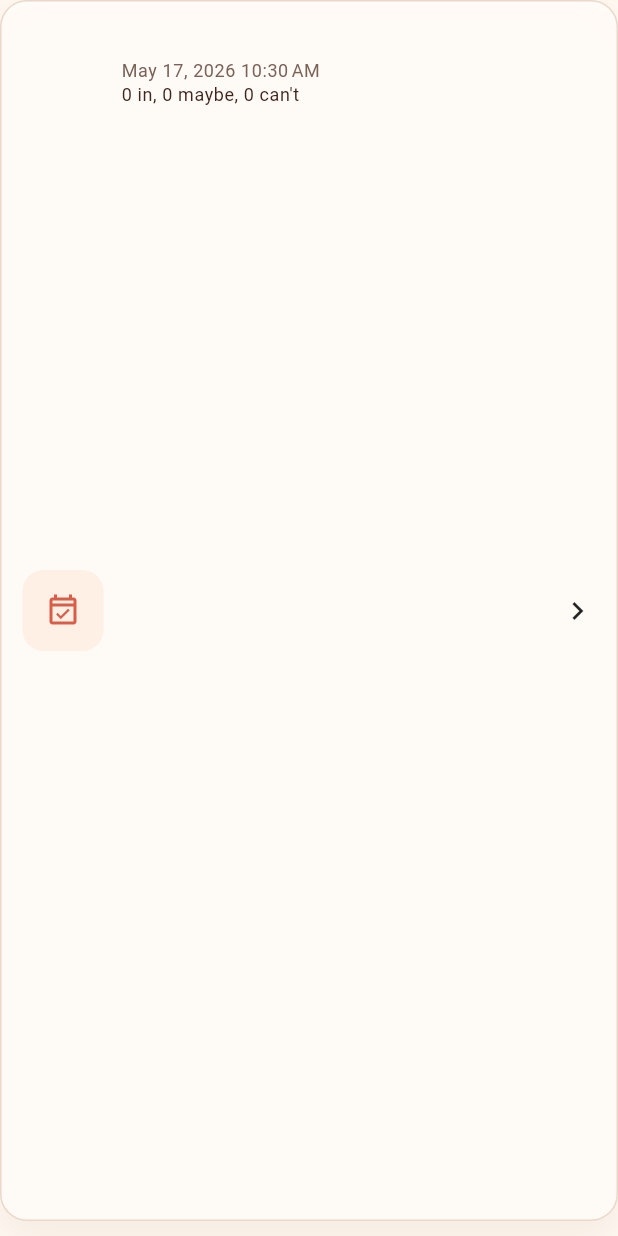
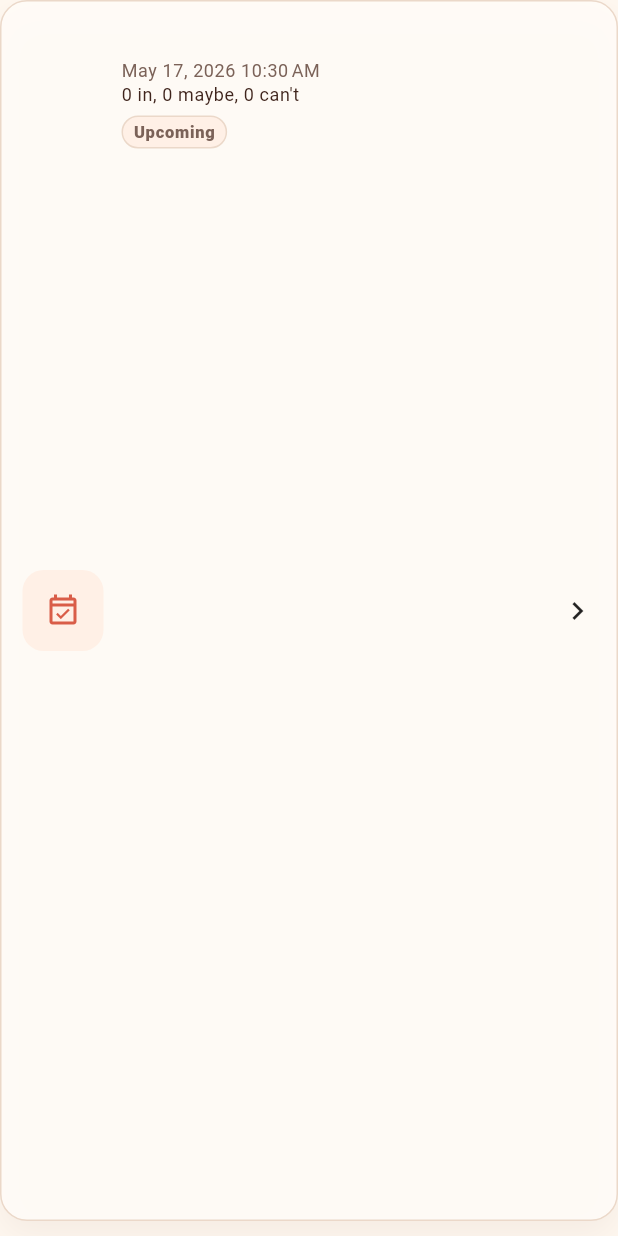
Before and after one commit to sudip0-0/circleplus, a Flutter app: the PlanCard widget shown alone on an empty page, opened directly with empty values, on a phone screen of 412 x 824 dp. Run offline on Flutter 3.47's test engine with Material 3 defaults, Android fonts, the phone set to English and light mode, and no system bars; our stand-ins replace cloud_firestore, firebase_auth, firebase_core, firebase_messaging, flutter_riverpod, go_router and 1 more; accounts and stored records are empty.

Commit message:
feat: Add Plans screen for viewing all upcoming, past, and cancelled Plans

```diff
--- a/lib/features/plans/presentation/plan_card.dart
+++ b/lib/features/plans/presentation/plan_card.dart
@@ -12,6 +12,20 @@ class PlanCard extends StatelessWidget {
 
   @override
   Widget build(BuildContext context) {
+    final now = DateTime.now();
+    final isCancelled = plan.status == PlanStatus.cancelled;
+    final isPast = plan.startsAt.isBefore(now);
+    final statusLabel = isCancelled
+        ? 'Cancelled'
+        : isPast
+        ? 'Earlier'
+        : 'Upcoming';
+    final icon = isCancelled
+        ? Icons.event_busy_outlined
+        : isPast
+        ? Icons.history
+        : Icons.event_available_outlined;
+
     return Padding(
       padding: const EdgeInsets.only(bottom: 10),
       child: WarmCard(
@@ -26,10 +40,7 @@ class PlanCard extends StatelessWidget {
                 color: CirclePulseColors.cardAlt,
                 borderRadius: BorderRadius.circular(14),
               ),
-              child: const Icon(
-                Icons.event_available_outlined,
-                color: CirclePulseColors.clay,
-              ),
+              child: Icon(icon, color: CirclePulseColors.clay),
             ),
             const SizedBox(width: 12),
             Expanded(
@@ -57,6 +68,11 @@ class PlanCard extends StatelessWidget {
                     '${plan.inCount} in, ${plan.maybeCount} maybe, ${plan.cantCount} can\'t',
                     style: Theme.of(context).textTheme.bodySmall,
                   ),
+                  const SizedBox(height: 6),
+                  Align(
+                    alignment: Alignment.centerLeft,
+                    child: _StatusPill(label: statusLabel),
+                  ),
                 ],
               ),
             ),
@@ -67,3 +83,30 @@ class PlanCard extends StatelessWidget {
     );
   }
 }
+
+class _StatusPill extends StatelessWidget {
+  const _StatusPill({required this.label});
+
+  final String label;
+
+  @override
+  Widget build(BuildContext context) {
+    return DecoratedBox(
+      decoration: BoxDecoration(
+        color: CirclePulseColors.cardAlt,
+        borderRadius: BorderRadius.circular(999),
+        border: Border.all(color: CirclePulseColors.outline),
+      ),
+      child: Padding(
+        padding: const EdgeInsets.symmetric(horizontal: 8, vertical: 3),
+        child: Text(
+          label,
+          style: Theme.of(context).textTheme.labelSmall?.copyWith(
+            color: CirclePulseColors.muted,
+            fontWeight: FontWeight.w800,
+          ),
+        ),
+      ),
+    );
+  }
+}
--- a/lib/routing/app_router.dart
+++ b/lib/routing/app_router.dart
@@ -16,6 +16,7 @@ import '../features/circles/presentation/join_circle_screen.dart';
 import '../features/messages/presentation/circle_chat_screen.dart';
 import '../features/plans/presentation/create_plan_screen.dart';
 import '../features/plans/presentation/plan_detail_screen.dart';
+import '../features/plans/presentation/plans_screen.dart';
 import '../features/profile/presentation/edit_profile_screen.dart';
 import '../features/profile/presentation/profile_controller.dart';
 import '../features/pulses/presentation/create_pulse_screen.dart';
@@ -129,6 +130,11 @@ final appRouterProvider = Provider<GoRouter>((ref) {
             PulseWallScreen(circleId: state.pathParameters['circleId']!),
       ),
       GoRoute(
+        path: '/circles/:circleId/plans',
+        builder: (context, state) =>
+            PlansScreen(circleId: state.pathParameters['circleId']!),
+      ),
+      GoRoute(
         path: '/circles/:circleId/plans/create',
         builder: (context, state) =>
             CreatePlanScreen(circleId: state.pathParameters['circleId']!),
```
Also changed, not shown: lib/features/circles/presentation/circle_room_screen.dart (+10 -2 lines), lib/features/plans/data/firebase_plan_repository.dart (+14 -0 lines), lib/features/plans/domain/plan_repository.dart (+3 -4 lines), lib/features/plans/presentation/plan_controller.dart (+7 -0 lines), lib/features/plans/presentation/plans_screen.dart (added, +116 -0 lines), 2 other files.
